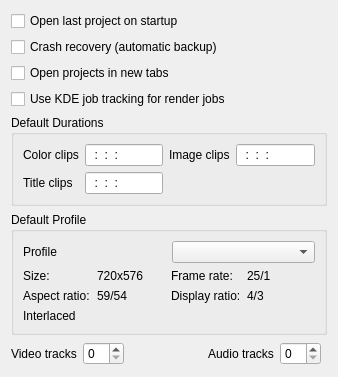
This is src/widgets/configmisc_ui.ui in KDE/kdenlive as Qt 5 draws it before an edit. The edited form follows.
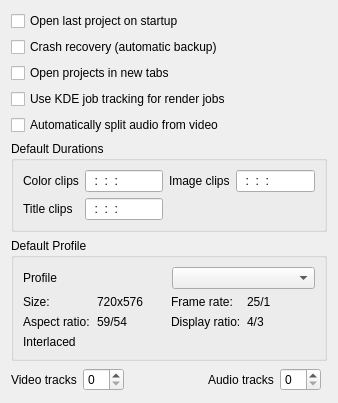
This is the edited form. Custom widgets are drawn as their Qt base class.

Commit message: Add option to automatically split audio when adding a clip to timeline (based on patch by Hugh Tebby)

```diff
--- a/src/widgets/configmisc_ui.ui
+++ b/src/widgets/configmisc_ui.ui
@@ -32,7 +32,7 @@
      </property>
     </widget>
    </item>
-   <item row="4" column="0" colspan="6">
+   <item row="5" column="0" colspan="6">
     <widget class="QGroupBox" name="groupBox">
      <property name="title">
       <string>Default Durations</string>
@@ -83,7 +83,7 @@
      </layout>
     </widget>
    </item>
-   <item row="5" column="0" colspan="6">
+   <item row="6" column="0" colspan="6">
     <widget class="QGroupBox" name="properties">
      <property name="title">
       <string>Default Profile</string>
@@ -169,14 +169,14 @@
      </layout>
     </widget>
    </item>
-   <item row="6" column="0">
+   <item row="7" column="0">
     <widget class="QLabel" name="label_6">
      <property name="text">
       <string>Video tracks</string>
      </property>
     </widget>
    </item>
-   <item row="6" column="2">
+   <item row="7" column="2">
     <spacer name="horizontalSpacer">
      <property name="orientation">
       <enum>Qt::Horizontal</enum>
@@ -189,14 +189,14 @@
      </property>
     </spacer>
    </item>
-   <item row="6" column="3">
+   <item row="7" column="3">
     <widget class="QLabel" name="label_7">
      <property name="text">
       <string>Audio tracks</string>
      </property>
     </widget>
    </item>
-   <item row="7" column="0" colspan="6">
+   <item row="8" column="0" colspan="6">
     <spacer>
      <property name="orientation">
       <enum>Qt::Vertical</enum>
@@ -209,10 +209,10 @@
      </property>
     </spacer>
    </item>
-   <item row="6" column="1">
+   <item row="7" column="1">
     <widget class="KIntSpinBox" name="kcfg_videotracks"/>
    </item>
-   <item row="6" column="4">
+   <item row="7" column="4">
     <widget class="KIntSpinBox" name="kcfg_audiotracks"/>
    </item>
    <item row="3" column="0" colspan="5">
@@ -222,6 +222,13 @@
      </property>
     </widget>
    </item>
+   <item row="4" column="0" colspan="5">
+    <widget class="QCheckBox" name="kcfg_splitaudio">
+     <property name="text">
+      <string>Automatically split audio from video</string>
+     </property>
+    </widget>
+   </item>
   </layout>
  </widget>
  <customwidgets>
```
The commit also changes 7 other files.
